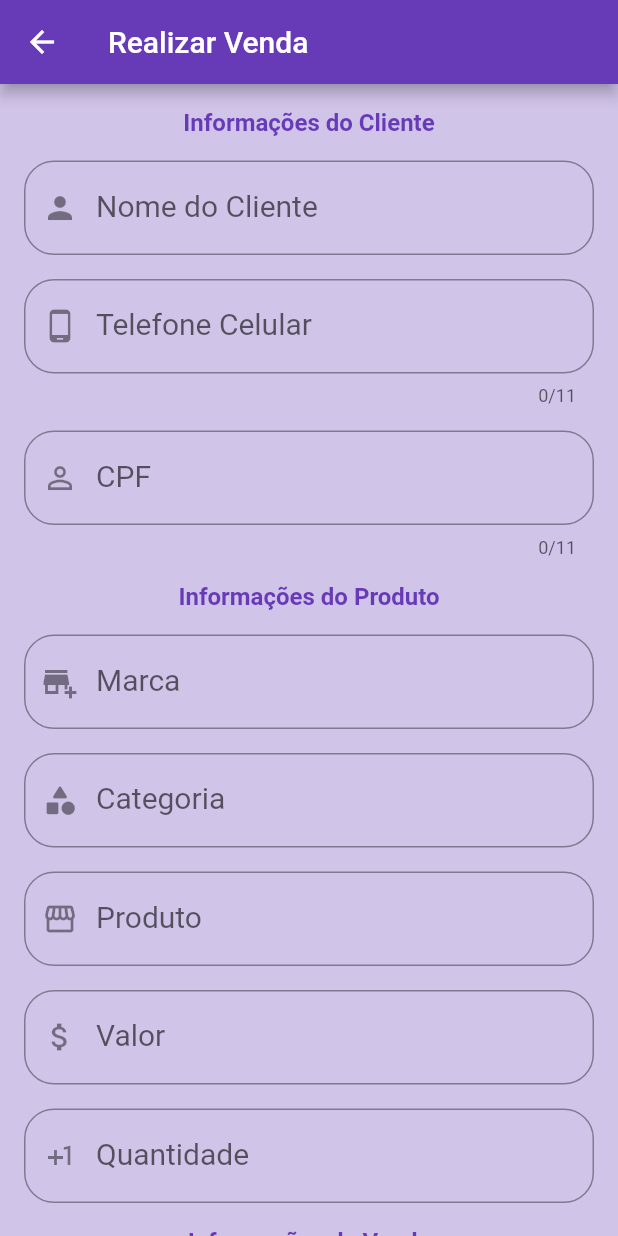
After one commit to DanielMartinsSouza/Flutter, a Flutter app: the SellScreen screen opened directly, on a phone screen of 412 x 824 dp. The commit adds this screen. Run offline on Flutter 3.47's test engine with Material 2 defaults, Android fonts, the light colour scheme and no system bars; our stand-ins replace logger, shared_preferences, sqflite; missing offline and left inert: http_interceptor; accounts and stored records are empty; Roboto replaces fonts that are missing (Raleway).

Commit message:
Adicionando a tela de vendas

```diff
--- a/bdy/lib/components/navigation_side_bar/side_bar.dart
+++ b/bdy/lib/components/navigation_side_bar/side_bar.dart
@@ -1,9 +1,9 @@
 import 'package:bdy/components/navigation_side_bar/side_menu_item.dart';
 import 'package:bdy/screens/home/initial_screen.dart';
 import 'package:bdy/screens/login_screen.dart';
-import 'package:bdy/screens/register/register_login_screen.dart';
 import 'package:bdy/themes/theme_colors.dart';
 import 'package:flutter/material.dart';
+import '../../screens/sell_screen.dart';
 
 class SideBar extends StatelessWidget {
   const SideBar({Key? key}) : super(key: key);
@@ -42,7 +42,7 @@ class SideBar extends StatelessWidget {
             style: Theme.of(context).textTheme.titleMedium,
           ),
           Text(
-            'Sempre te ajudando em suas vendas',
+            'Sempre ajudando em suas vendas',
             style: Theme.of(context).textTheme.bodyMedium,
           )
         ]),
@@ -68,8 +68,8 @@ class SideBar extends StatelessWidget {
                 Icons.shopify,
                 color: ThemeColors.mainColor,
               ),
-              text: const Text('Realizar Venda'),
-              route: RegisterLoginScreen(),
+              text: Text('Realizar Venda'),
+              route: SellScreen(),
               exit: false,
               menu: false,
             ),
--- /dev/null
+++ b/bdy/lib/screens/sell_screen.dart
@@ -0,0 +1,283 @@
+import 'package:bdy/themes/theme_colors.dart';
+import 'package:flutter/material.dart';
+
+class SellScreen extends StatelessWidget {
+  SellScreen({Key? key}) : super(key: key);
+
+  final TextEditingController _clientController = TextEditingController();
+  final TextEditingController _phoneController = TextEditingController();
+  final TextEditingController _cpfController = TextEditingController();
+  final TextEditingController _brandController = TextEditingController();
+  final TextEditingController _categoryController = TextEditingController();
+  final TextEditingController _itemController = TextEditingController();
+  final TextEditingController _valueController = TextEditingController();
+  final TextEditingController _amountController = TextEditingController();
+  final TextEditingController _valueSellController = TextEditingController();
+  final TextEditingController _formPaymentController = TextEditingController();
+  final TextEditingController _deliveryController = TextEditingController();
+
+  @override
+  Widget build(BuildContext context) {
+    return Scaffold(
+      appBar: AppBar(
+        title: const Text('Realizar Venda'),
+      ),
+      backgroundColor: ThemeColors.backgroundColor,
+      body: Form(
+        child: SingleChildScrollView(
+          child: Column(
+            children: <Widget>[
+              Padding(
+                padding: EdgeInsets.only(top: 16.0),
+                child: Row(
+                  mainAxisAlignment: MainAxisAlignment.center,
+                  children: [
+                    Text(
+                      "Informações do Cliente",
+                      style: Theme.of(context).textTheme.bodyLarge,
+                    ),
+                  ],
+                ),
+              ),
+              Padding(
+                padding: const EdgeInsets.only(top: 16, left: 16, right: 16),
+                child: TextFormField(
+                  style: const TextStyle(color: ThemeColors.mainColor),
+                  controller: _clientController,
+                  decoration: const InputDecoration(
+                    border: OutlineInputBorder(
+                      borderRadius: BorderRadius.all(
+                        Radius.circular(20),
+                      ),
+                    ),
+                    prefixIcon: Icon(Icons.person),
+                    label: Text("Nome do Cliente"),
+                  ),
+                  keyboardType: TextInputType.name,
+                ),
+              ),
+              Padding(
+                padding: const EdgeInsets.only(top: 16, left: 16, right: 16),
+                child: TextFormField(
+                  style: const TextStyle(color: ThemeColors.mainColor),
+                  controller: _phoneController,
+                  decoration: const InputDecoration(
+                    border: OutlineInputBorder(
+                      borderRadius: BorderRadius.all(
+                        Radius.circular(20),
+                      ),
+                    ),
+                    prefixIcon: Icon(Icons.phone_android),
+                    label: Text("Telefone Celular"),
+                  ),
+                  keyboardType: TextInputType.number,
+                  maxLength: 11,
+                ),
+              ),
+              Padding(
+                padding: const EdgeInsets.only(top: 16, left: 16, right: 16),
+                child: TextFormField(
+                  style: const TextStyle(color: ThemeColors.mainColor),
+                  controller: _cpfController,
+                  decoration: const InputDecoration(
+                    border: OutlineInputBorder(
+                      borderRadius: BorderRadius.all(
+                        Radius.circular(20),
+                      ),
+                    ),
+                    prefixIcon: Icon(Icons.perm_identity),
+                    label: Text("CPF"),
+                  ),
+                  keyboardType: TextInputType.number,
+                  maxLength: 11,
+                ),
+              ),
+              Padding(
+                padding: EdgeInsets.only(top: 16.0),
+                child: Row(
+                  mainAxisAlignment: MainAxisAlignment.center,
+                  children: [
+                    Text(
+                      "Informações do Produto",
+                      style: Theme.of(context).textTheme.bodyLarge,
+                    ),
+                  ],
+                ),
+              ),
+              Padding(
+                padding: const EdgeInsets.only(top: 16, left: 16, right: 16),
+                child: TextFormField(
+                  style: const TextStyle(color: ThemeColors.mainColor),
+                  controller: _brandController,
+                  decoration: const InputDecoration(
+                    border: OutlineInputBorder(
+                      borderRadius: BorderRadius.all(
+                        Radius.circular(20),
+                      ),
+                    ),
+                    prefixIcon: Icon(Icons.add_business),
+                    label: Text("Marca"),
+                  ),
+                  keyboardType: TextInputType.text,
+                ),
+              ),
+              Padding(
+                padding: const EdgeInsets.only(top: 16, left: 16, right: 16),
+                child: TextFormField(
+                  style: const TextStyle(color: ThemeColors.mainColor),
+                  controller: _categoryController,
+                  decoration: const InputDecoration(
+                    border: OutlineInputBorder(
+                      borderRadius: BorderRadius.all(
+                        Radius.circular(20),
+                      ),
+                    ),
+                    prefixIcon: Icon(Icons.category_rounded),
+                    label: Text("Categoria"),
+                  ),
+                  keyboardType: TextInputType.text,
+                ),
+              ),
+              Padding(
+                padding: const EdgeInsets.only(top: 16, left: 16, right: 16),
+                child: TextFormField(
+                  style: const TextStyle(color: ThemeColors.mainColor),
+                  controller: _itemController,
+                  decoration: const InputDecoration(
+                    border: OutlineInputBorder(
+                      borderRadius: BorderRadius.all(
+                        Radius.circular(20),
+                      ),
+                    ),
+                    prefixIcon: Icon(Icons.storefront_outlined),
+                    label: Text("Produto"),
+                  ),
+                  keyboardType: TextInputType.text,
+                ),
+              ),
+              Padding(
+                padding: const EdgeInsets.only(top: 16, left: 16, right: 16),
+                child: TextFormField(
+                  style: const TextStyle(color: ThemeColors.mainColor),
+                  controller: _valueController,
+                  decoration: const InputDecoration(
+                    border: OutlineInputBorder(
+                      borderRadius: BorderRadius.all(
+                        Radius.circular(20),
+                      ),
+                    ),
+                    prefixIcon: Icon(Icons.attach_money_outlined),
+                    label: Text("Valor"),
+                  ),
+                  keyboardType: TextInputType.number,
+                ),
+              ),
+              Padding(
+                padding: const EdgeInsets.only(top: 16, left: 16, right: 16),
+                child: TextFormField(
+                  style: const TextStyle(color: ThemeColors.mainColor),
+                  controller: _amountController,
+                  decoration: const InputDecoration(
+                    border: OutlineInputBorder(
+                      borderRadius: BorderRadius.all(
+                        Radius.circular(20),
+                      ),
+                    ),
+                    prefixIcon: Icon(Icons.plus_one_sharp),
+                    label: Text("Quantidade"),
+                  ),
+                  keyboardType: TextInputType.number,
+                ),
+              ),
+              Padding(
+                padding: EdgeInsets.only(top: 16.0),
+                child: Row(
+                  mainAxisAlignment: MainAxisAlignment.center,
+                  children: [
+                    Text(
+                      "Informações da Venda",
+                      style: Theme.of(context).textTheme.bodyLarge,
+                    ),
+                  ],
+                ),
+              ),
+              Padding(
+                padding: const EdgeInsets.only(top: 16, left: 16, right: 16),
+                child: TextFormField(
+                  style: const TextStyle(color: ThemeColors.mainColor),
+                  controller: _formPaymentController,
+                  decoration: const InputDecoration(
+                    border: OutlineInputBorder(
+                      borderRadius: BorderRadius.all(
+                        Radius.circular(20),
+                      ),
+                    ),
+                    prefixIcon: Icon(Icons.wallet_outlined),
+                    label: Text("Forma de pagamento"),
+                  ),
+                  keyboardType: TextInputType.text,
+                ),
+              ),
+              Padding(
+                padding: const EdgeInsets.only(top: 16, left: 16, right: 16),
+                child: TextFormField(
+                  style: const TextStyle(color: ThemeColors.mainColor),
+                  controller: _valueSellController,
+                  decoration: const InputDecoration(
+                    border: OutlineInputBorder(
+                      borderRadius: BorderRadius.all(
+                        Radius.circular(20),
+                      ),
+                    ),
+                    prefixIcon: Icon(Icons.add_shopping_cart),
+                    label: Text("Valor da Compra"),
+                  ),
+                  keyboardType: TextInputType.number,
+                ),
+              ),
+              Padding(
+                padding: const EdgeInsets.only(top: 16, left: 16, right: 16),
+                child: TextFormField(
+                  style: const TextStyle(color: ThemeColors.mainColor),
+                  controller: _deliveryController,
+                  decoration: const InputDecoration(
+                    border: OutlineInputBorder(
+                      borderRadius: BorderRadius.all(
+                        Radius.circular(20),
+                      ),
+                    ),
+                    prefixIcon: Icon(Icons.delivery_dining_sharp),
+                    label: Text("Retirada ou Entrega:"),
+                  ),
+                  keyboardType: TextInputType.text,
+                ),
+              ),
+              Padding(
+                padding: const EdgeInsets.all(16),
+                child: SizedBox(
+                  height: 50,
+                  width: 200,
+                  child: ElevatedButton(
+                    style: const ButtonStyle(
+                      backgroundColor:
+                          MaterialStatePropertyAll(ThemeColors.mainColor),
+                    ),
+                    onPressed: () {
+                      ScaffoldMessenger.of(context).showSnackBar(
+                        const SnackBar(
+                          content: Text('Compra efetuada com sucesso'),
+                        ),
+                      );
+                      Navigator.pop(context);
+                    },
+                    child: const Text("Finalizar Compra"),
+                  ),
+                ),
+              ),
+            ],
+          ),
+        ),
+      ),
+    );
+  }
+}
```
